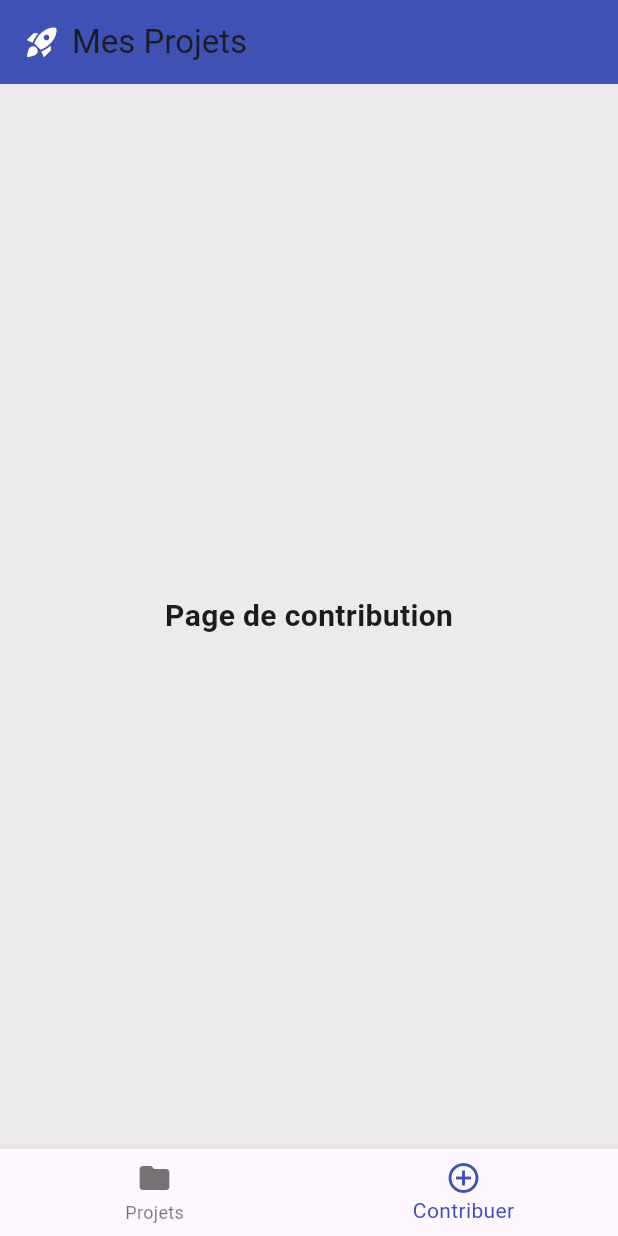
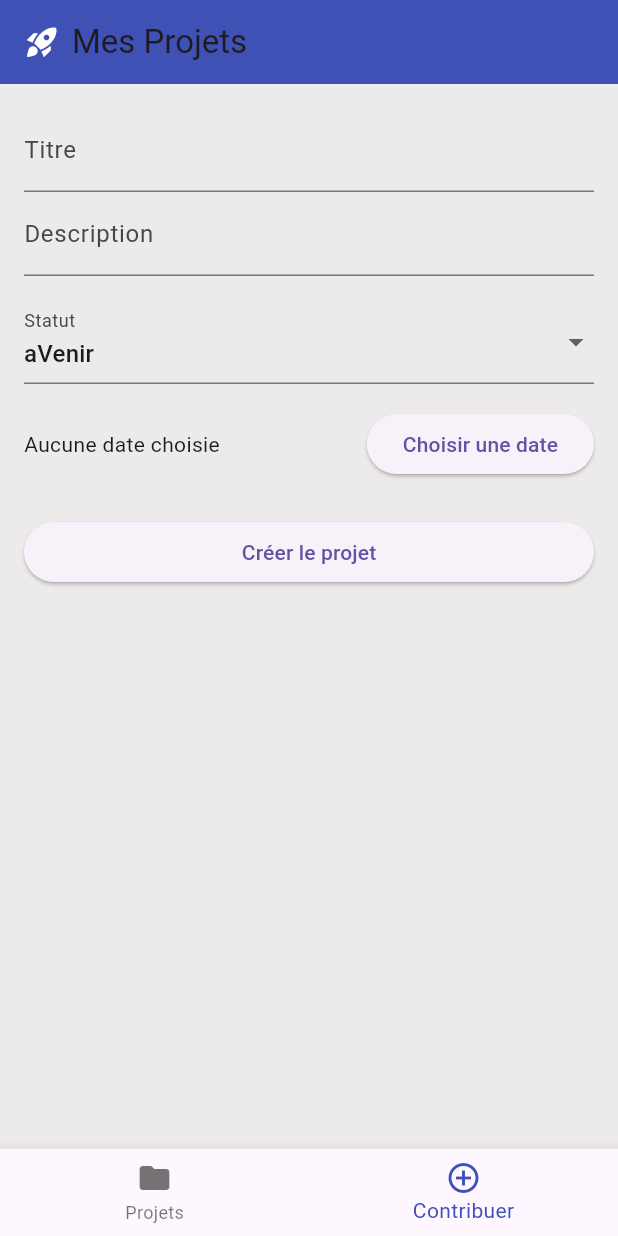
Before and after one commit to FloW1772/Decouverte-Flutter, a Flutter app: the screen it shows after launch, item 2 of the bottom bar chosen, on a phone screen of 412 x 824 dp. Run offline on Flutter 3.47's test engine with Material 3 defaults, Android fonts, the phone set to English and light mode, and no system bars.

Commit message:
fix tp formulaire

```diff
--- a/TP/formtp/lib/main.dart
+++ b/TP/formtp/lib/main.dart
@@ -22,15 +22,25 @@ class MyApp extends StatelessWidget {
   }
 }
 
-/// Classe Projet avec attributs privés et getters
+/// Enum pour les statuts du projet
+enum ProjetStatus { enCours, termine, aVenir }
+
+/// Classe Projet
 class Projet {
   final String _title;
   final String _desc;
+  final ProjetStatus _status;
+  final DateTime? _date;
 
-  Projet(this._title, this._desc);
+  Projet(this._title, this._desc,
+      {ProjetStatus status = ProjetStatus.aVenir, DateTime? date})
+      : _status = status,
+        _date = date;
 
   String get title => _title;
   String get desc => _desc;
+  ProjetStatus get status => _status;
+  DateTime? get date => _date;
 }
 
 /// Page d’accueil (maintenant Stateful)
@@ -42,28 +52,43 @@ class HomePage extends StatefulWidget {
 }
 
 class _HomePageState extends State<HomePage> {
-  int _selectedIndex = 0; // index sélectionné
-  int _counter = 3; // pour l'incrémentation des projets
+  int _selectedIndex = 0;
+  int _counter = 3;
 
-  // Liste initiale des projets
   final List<Projet> _projets = [
-    Projet("Projet Mannhattan", "un projet vraiment énorme"),
-    Projet("Projet important", "un projet très important"),
+    Projet("Projet Mannhattan", "un projet vraiment énorme",
+        status: ProjetStatus.enCours, date: DateTime(2024, 1, 1)),
+    Projet("Projet important", "un projet très important",
+        status: ProjetStatus.termine, date: DateTime(2023, 12, 15)),
   ];
 
-  // Liste des pages affichées en fonction de _selectedIndex
-  late final List<Widget> _pages;
-
-  @override
-  void initState() {
-    super.initState();
-    _pages = [
-      _buildProjectsPage(), // index 0
-      const ContributionPage(), // index 1
-    ];
+  void _onItemTapped(int index) {
+    setState(() {
+      _selectedIndex = index;
+    });
   }
 
-  /// Page qui affiche la liste des projets
+  void _addProjectAuto() {
+    setState(() {
+      _projets.add(
+        Projet("Projet n°$_counter", "Un projet ajouté automatiquement"),
+      );
+      _counter++;
+    });
+  }
+
+  void _addProjectFromForm(Projet projet) {
+    setState(() {
+      _projets.add(projet);
+      _selectedIndex = 0; // revenir sur la liste
+    });
+
+    // SnackBar confirmation
+    ScaffoldMessenger.of(context).showSnackBar(
+      SnackBar(content: Text("Le projet ${projet.title} a été créé")),
+    );
+  }
+
   Widget _buildProjectsPage() {
     return ListView.builder(
       itemCount: _projets.length,
@@ -82,7 +107,9 @@ class _HomePageState extends State<HomePage> {
               ),
             ),
             subtitle: Text(
-              projet.desc,
+              "${projet.desc}\n"
+                  "Statut : ${projet.status.name} "
+                  "${projet.date != null ? "| Début : ${projet.date!.toLocal().toString().split(' ')[0]}" : ""}",
               style: const TextStyle(color: Colors.white70),
             ),
             trailing: IconButton(
@@ -99,25 +126,13 @@ class _HomePageState extends State<HomePage> {
     );
   }
 
-  /// Fonction appelée quand on clique sur la BottomNavigationBar
-  void _onItemTapped(int index) {
-    setState(() {
-      _selectedIndex = index;
-    });
-  }
-
-  /// Fonction pour ajouter un projet via le FAB
-  void _addProject() {
-    setState(() {
-      _projets.add(
-        Projet("Projet n°$_counter", "Un projet ajouté automatiquement"),
-      );
-      _counter++;
-    });
-  }
-
   @override
   Widget build(BuildContext context) {
+    final pages = [
+      _buildProjectsPage(),
+      ContributionPage(onProjectCreated: _addProjectFromForm),
+    ];
+
     return Scaffold(
       appBar: AppBar(
         title: Row(
@@ -129,10 +144,10 @@ class _HomePageState extends State<HomePage> {
         ),
         backgroundColor: Colors.indigo,
       ),
-      body: _selectedIndex == 0 ? _buildProjectsPage() : _pages[_selectedIndex],
+      body: pages[_selectedIndex],
       floatingActionButton: _selectedIndex == 0
           ? FloatingActionButton(
-        onPressed: _addProject,
+        onPressed: _addProjectAuto,
         backgroundColor: Colors.indigo,
         child: const Icon(Icons.add, color: Colors.white),
       )
@@ -156,16 +171,104 @@ class _HomePageState extends State<HomePage> {
   }
 }
 
-/// Nouvelle page Contribution (Stateless)
-class ContributionPage extends StatelessWidget {
-  const ContributionPage({super.key});
+/// Page Contribution (formulaire)
+class ContributionPage extends StatefulWidget {
+  final Function(Projet) onProjectCreated;
+
+  const ContributionPage({super.key, required this.onProjectCreated});
+
+  @override
+  State<ContributionPage> createState() => _ContributionPageState();
+}
+
+class _ContributionPageState extends State<ContributionPage> {
+  final _formKey = GlobalKey<FormState>();
+  String _title = "";
+  String _desc = "";
+  ProjetStatus _status = ProjetStatus.aVenir;
+  DateTime? _date;
+
+  Future<void> _selectDate(BuildContext context) async {
+    final picked = await showDatePicker(
+      context: context,
+      initialDate: DateTime.now(),
+      firstDate: DateTime(2020),
+      lastDate: DateTime(2030),
+    );
+    if (picked != null) {
+      setState(() {
+        _date = picked;
+      });
+    }
+  }
+
+  void _submitForm() {
+    if (_formKey.currentState!.validate()) {
+      _formKey.currentState!.save();
+      final projet = Projet(_title, _desc, status: _status, date: _date);
+      widget.onProjectCreated(projet);
+    }
+  }
 
   @override
   Widget build(BuildContext context) {
-    return const Center(
-      child: Text(
-        "Page de contribution",
-        style: TextStyle(fontSize: 20, fontWeight: FontWeight.bold),
+    return Padding(
+      padding: const EdgeInsets.all(16),
+      child: Form(
+        key: _formKey,
+        child: ListView(
+          children: [
+            TextFormField(
+              decoration: const InputDecoration(labelText: "Titre"),
+              validator: (value) =>
+              value == null || value.isEmpty ? "Titre requis" : null,
+              onSaved: (value) => _title = value!,
+            ),
+            TextFormField(
+              decoration: const InputDecoration(labelText: "Description"),
+              validator: (value) =>
+              value == null || value.isEmpty ? "Description requise" : null,
+              onSaved: (value) => _desc = value!,
+            ),
+            const SizedBox(height: 16),
+            DropdownButtonFormField<ProjetStatus>(
+              value: _status,
+              items: ProjetStatus.values
+                  .map((status) => DropdownMenuItem(
+                value: status,
+                child: Text(status.name),
+              ))
+                  .toList(),
+              onChanged: (value) {
+                setState(() {
+                  _status = value!;
+                });
+              },
+              decoration: const InputDecoration(labelText: "Statut"),
+            ),
+            const SizedBox(height: 16),
+            Row(
+              children: [
+                Expanded(
+                  child: Text(
+                    _date == null
+                        ? "Aucune date choisie"
+                        : "Date : ${_date!.toLocal().toString().split(' ')[0]}",
+                  ),
+                ),
+                ElevatedButton(
+                  onPressed: () => _selectDate(context),
+                  child: const Text("Choisir une date"),
+                )
+              ],
+            ),
+            const SizedBox(height: 24),
+            ElevatedButton(
+              onPressed: _submitForm,
+              child: const Text("Créer le projet"),
+            )
+          ],
+        ),
       ),
     );
   }
```
